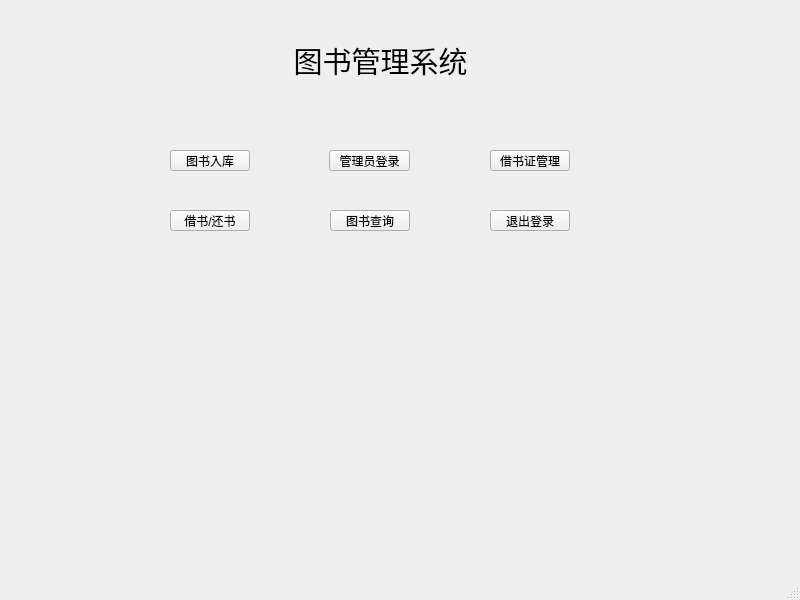
Before: the Qt Designer form mainwindow.ui in birchtree2/lib-manage-QT, drawn with Qt 5.
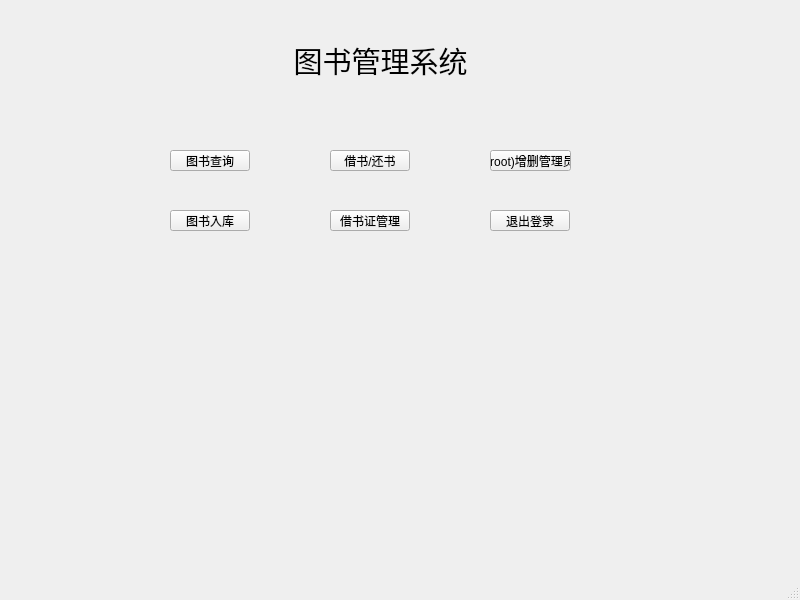
After: the same form once the commit is applied.

Commit message: 借书卡管理

```diff
--- a/mainwindow.ui
+++ b/mainwindow.ui
@@ -17,8 +17,8 @@
    <widget class="QPushButton" name="borrow">
     <property name="geometry">
      <rect>
-      <x>170</x>
-      <y>210</y>
+      <x>330</x>
+      <y>150</y>
       <width>80</width>
       <height>21</height>
      </rect>
@@ -43,21 +43,21 @@
    <widget class="QPushButton" name="login">
     <property name="geometry">
      <rect>
-      <x>329</x>
+      <x>490</x>
       <y>150</y>
       <width>81</width>
       <height>21</height>
      </rect>
     </property>
     <property name="text">
-     <string>管理员登录</string>
+     <string>(root)增删管理员</string>
     </property>
    </widget>
    <widget class="QPushButton" name="query">
     <property name="geometry">
      <rect>
-      <x>330</x>
-      <y>210</y>
+      <x>170</x>
+      <y>150</y>
       <width>80</width>
       <height>21</height>
      </rect>
@@ -91,7 +91,7 @@
     <property name="geometry">
      <rect>
       <x>170</x>
-      <y>150</y>
+      <y>210</y>
       <width>80</width>
       <height>21</height>
      </rect>
@@ -103,8 +103,8 @@
    <widget class="QPushButton" name="borrow_3">
     <property name="geometry">
      <rect>
-      <x>490</x>
-      <y>150</y>
+      <x>330</x>
+      <y>210</y>
       <width>80</width>
       <height>21</height>
      </rect>
```
The commit also changes 10 other files.
